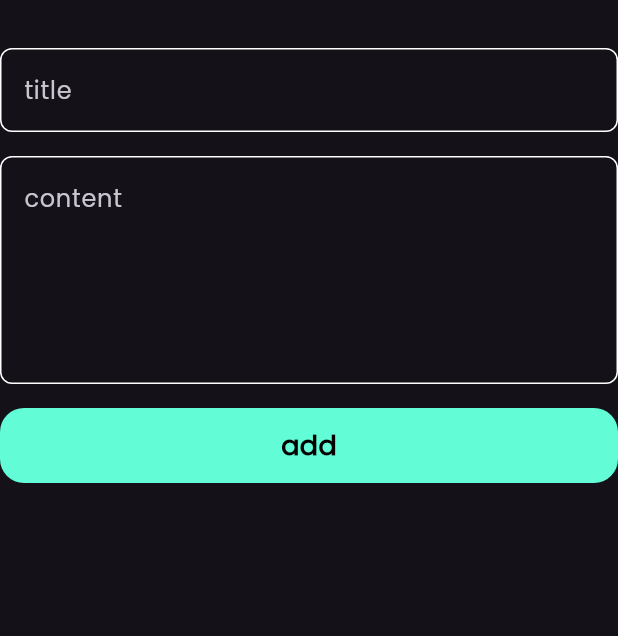
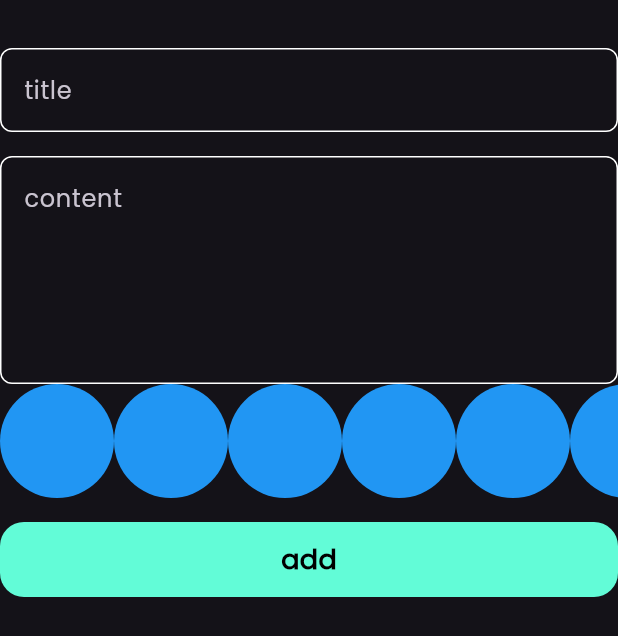
Before and after one commit to yosramohsen2-png/notes-app, a Flutter app: the AddNoteForm widget shown alone on an empty page, opened directly, on a phone screen of 412 x 824 dp. Shown: the top 636 px of the screen. Run offline on Flutter 3.47's test engine with Material 3 defaults, Android fonts, the phone set to English and light mode, and no system bars; our stand-ins replace bloc, flutter_bloc, hive, hive_flutter; accounts and stored records are empty.

Commit message:
create colors list view p1

```diff
--- a/lib/widgets/add_note_form.dart
+++ b/lib/widgets/add_note_form.dart
@@ -2,6 +2,7 @@ import 'package:flutter/material.dart';
 import 'package:flutter_bloc/flutter_bloc.dart';
 import 'package:note/add_note_cubit/cubit/add_note_cubit.dart';
 import 'package:note/models/note_model.dart';
+import 'package:note/widgets/colors_list_view.dart';
 import 'package:note/widgets/custom_button.dart';
 import 'package:note/widgets/custom_text_field.dart';
 import 'package:intl/intl.dart';
@@ -42,6 +43,7 @@ class _AddNoteFormState extends State<AddNoteForm> {
               subtitle = value;
             },
           ),
+          const ColorsListView(),
           const SizedBox(height: 16),
           BlocBuilder<AddNoteCubit, AddNoteState>(
             builder: (context, state) {
--- /dev/null
+++ b/lib/widgets/colors_list_view.dart
@@ -0,0 +1,28 @@
+import 'package:flutter/material.dart';
+
+class ColorItem extends StatelessWidget {
+  const ColorItem({super.key});
+
+  @override
+  Widget build(BuildContext context) {
+    return CircleAvatar(backgroundColor: Colors.blue, radius: 38);
+  }
+}
+
+class ColorsListView extends StatelessWidget {
+  const ColorsListView({super.key});
+
+  @override
+  Widget build(BuildContext context) {
+    return SizedBox(
+      height: 38 * 2,
+      child: ListView.builder(
+        itemCount: 10,
+        scrollDirection: Axis.horizontal,
+        itemBuilder: (context, index) {
+          return const ColorItem();
+        },
+      ),
+    );
+  }
+}
```
